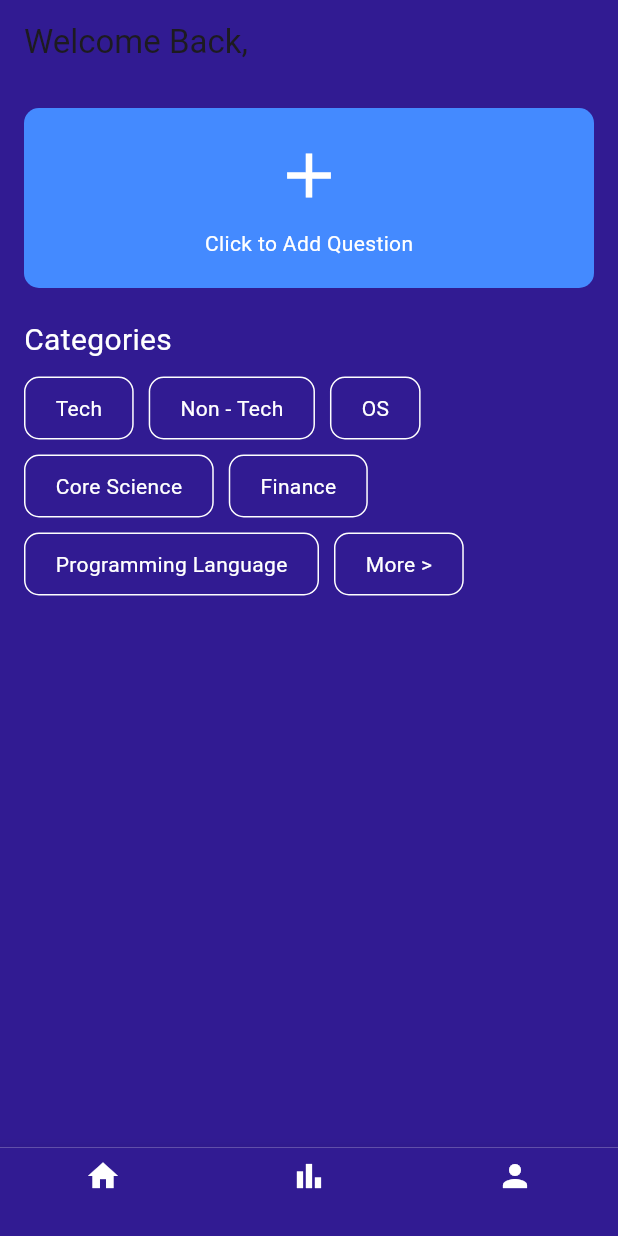
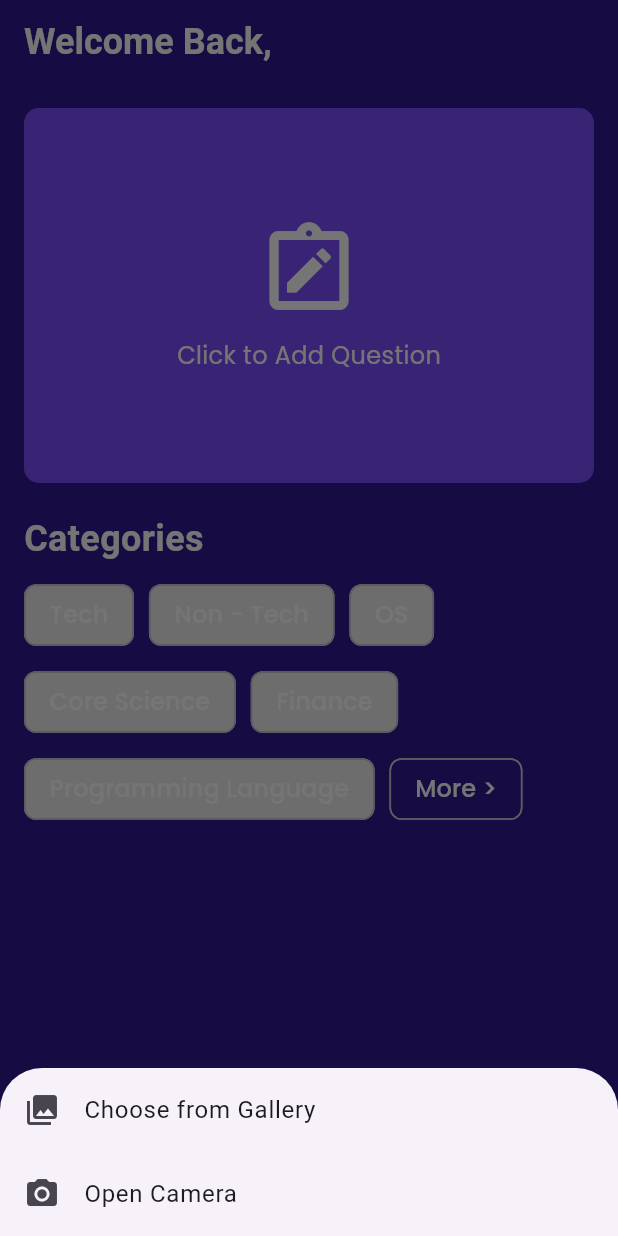
Before and after one commit to rohitchauhanrc/LMS-Question-bank, a Flutter app: the screen it shows after launch, after a tap on "Click to Add Question", on a phone screen of 412 x 824 dp. Run offline on Flutter 3.47's test engine with Material 3 defaults, Android fonts, the phone set to English and light mode, and no system bars; our stand-ins replace google_fonts, image_picker.

Commit message:
Added image picker functionality with options for gallery and camera

```diff
--- a/lib/Screens/home_screen.dart
+++ b/lib/Screens/home_screen.dart
@@ -1,17 +1,71 @@
 import 'package:flutter/material.dart';
-
-import '../main.dart';
+import 'package:image_picker/image_picker.dart';
+import '../constants/fonts.dart';
 
 
+// Code By Rohit Chauhan
+
 class HomeScreen extends StatelessWidget {
+  final ImagePicker _picker = ImagePicker();
+
+  HomeScreen({super.key});
+
+  Future<void> _showPicker(BuildContext context) async {
+    showModalBottomSheet(
+      context: context,
+      builder: (BuildContext context) {
+        return SafeArea(
+          child: Wrap(
+            children: <Widget>[
+              ListTile(
+                leading: const Icon(Icons.photo_library),
+                title: const Text('Choose from Gallery'),
+                onTap: () async {
+                  Navigator.of(context).pop();
+                  final XFile? pickedFile =
+                      await _picker.pickImage(source: ImageSource.gallery);
+                  if (pickedFile != null) {
+                    // Do something with the image file
+                  }
+                },
+              ),
+              ListTile(
+                leading: const Icon(Icons.camera_alt),
+                title: const Text('Open Camera'),
+                onTap: () async {
+                  Navigator.of(context).pop();
+                  final XFile? pickedFile =
+                      await _picker.pickImage(source: ImageSource.camera);
+                  if (pickedFile != null) {
+                    // Do something with the image file
+                  }
+                },
+              ),
+            ],
+          ),
+        );
+      },
+    );
+  }
+
   @override
   Widget build(BuildContext context) {
-    List<String> categories = ["Tech", "Non - Tech", "OS", "Core Science", "Finance", "Programming Language"];
+    List<String> categories = [
+      "Tech",
+      "Non - Tech",
+      "OS",
+      "Core Science",
+      "Finance",
+      "Programming Language"
+    ];
 
     return Scaffold(
       backgroundColor: Colors.deepPurple[900],
       appBar: AppBar(
-        title: Text("Welcome Back,"),
+        title: Text(
+          "Welcome Back,",
+          style: AppTextStyles.heading,
+        ),
         backgroundColor: Colors.deepPurple[900],
         elevation: 0,
       ),
@@ -22,32 +76,39 @@ class HomeScreen extends StatelessWidget {
           children: [
             GestureDetector(
               onTap: () {
-                // Logic to add a new category or question
+                _showPicker(context);
               },
               child: Container(
                 width: double.infinity,
-                padding: EdgeInsets.all(20.0),
+                padding: const EdgeInsets.all(20.0),
+                height: 250,
                 decoration: BoxDecoration(
-                  color: Colors.blueAccent,
+                  color: Colors.deepPurpleAccent,
                   borderRadius: BorderRadius.circular(10),
                 ),
                 child: Column(
+                  mainAxisAlignment: MainAxisAlignment.center,
                   children: [
-                    Icon(Icons.add, color: Colors.white, size: 50),
-                    SizedBox(height: 10),
-                    Text("Click to Add Question", style: TextStyle(color: Colors.white)),
+                    const Icon(Icons.note_alt_outlined,
+                        color: Colors.white, size: 70),
+                    const SizedBox(height: 10),
+                    Text("Click to Add Question", style: AppTextStyles.body),
                   ],
                 ),
               ),
             ),
-            SizedBox(height: 20),
-            Text("Categories", style: TextStyle(color: Colors.white, fontSize: 20)),
-            SizedBox(height: 10),
+            const SizedBox(height: 20),
+            Text("Categories", style: AppTextStyles.heading),
+            const SizedBox(height: 10),
             Wrap(
               spacing: 10,
               runSpacing: 10,
               children: categories
-                  .map((category) => CategoryChip(category: category))
+                  .map((category) => CategoryChip(
+                        category: category,
+                        style: AppTextStyles.body,
+                        onTap: () {},
+                      ))
                   .toList()
                 ..add(
                   CategoryChip(
@@ -56,6 +117,7 @@ class HomeScreen extends StatelessWidget {
                     onTap: () {
                       // Logic to handle 'More' button click
                     },
+                    style: AppTextStyles.body,
                   ),
                 ),
             ),
@@ -65,3 +127,35 @@ class HomeScreen extends StatelessWidget {
     );
   }
 }
+
+class CategoryChip extends StatelessWidget {
+  final String category;
+  final bool isMoreButton;
+  final VoidCallback onTap;
+  final TextStyle style;
+
+  const CategoryChip({super.key,
+    required this.category,
+    this.isMoreButton = false,
+    required this.onTap,
+    required this.style,
+  });
+
+  @override
+  Widget build(BuildContext context) {
+    return GestureDetector(
+      onTap: onTap,
+      child: Chip(
+        label: Text(
+          category,
+          style: style,
+        ),
+        backgroundColor:
+            isMoreButton ? Colors.deepPurple[900] : Colors.grey[200],
+        labelStyle: TextStyle(
+          color: isMoreButton ? Colors.white : Colors.black,
+        ),
+      ),
+    );
+  }
+}
--- /dev/null
+++ b/lib/constants/chips.dart
@@ -0,0 +1,34 @@
+import 'package:flutter/material.dart';
+
+class CategoryChip{
+  final String category;
+  final bool isMoreButton;
+  final VoidCallback onTap;
+  final TextStyle style;
+  final Color backgroundColor;
+
+  CategoryChip({
+    required this.category,
+    this.isMoreButton = false,
+    required this.onTap,
+    required this.style,
+    required this.backgroundColor,
+  });
+
+  @override
+  Widget build(BuildContext context) {
+    return GestureDetector(
+      onTap: onTap,
+      child: Chip(
+        label: Text(
+          category,
+          style: style,
+        ),
+        backgroundColor: backgroundColor,
+        labelStyle: TextStyle(
+          color: isMoreButton ? Colors.white : Colors.black,
+        ),
+      ),
+    );
+  }
+}
--- /dev/null
+++ b/lib/constants/fonts.dart
@@ -0,0 +1,15 @@
+import 'package:flutter/material.dart';
+import 'package:google_fonts/google_fonts.dart';
+
+class AppTextStyles {
+  static TextStyle heading = GoogleFonts.roboto(
+    color: Colors.white,
+    fontWeight: FontWeight.bold,
+    fontSize: 24,
+  );
+
+  static TextStyle body = GoogleFonts.poppins(
+    color: Colors.white,
+    fontSize: 16,
+  );
+}
--- a/pubspec.yaml
+++ b/pubspec.yaml
@@ -35,6 +35,8 @@ dependencies:
   # The following adds the Cupertino Icons font to your application.
   # Use with the CupertinoIcons class for iOS style icons.
   cupertino_icons: ^1.0.2
+  google_fonts: 6.1.0
+  image_picker: ^1.0.8
 
 dev_dependencies:
   flutter_test:
```
Also changed, not shown: pubspec.lock, 3 other files.
